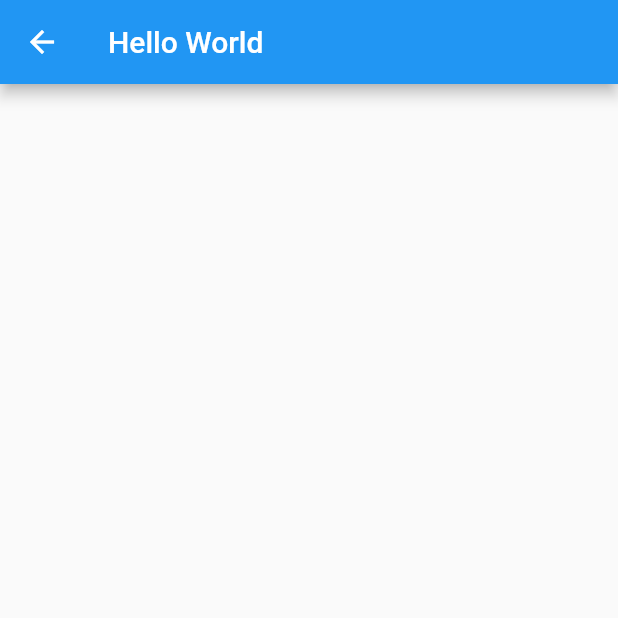
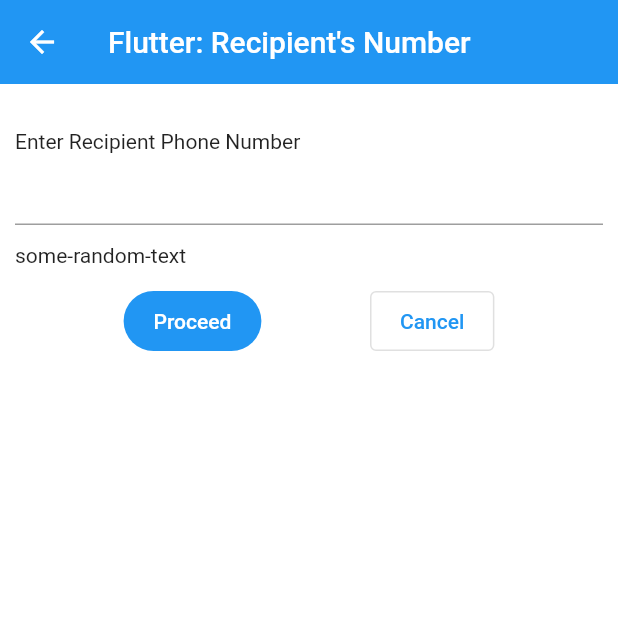
Before and after one commit to bikathi/stk-clone, a Flutter app: the SendMoneyEnterNumber screen opened by its route, on a phone screen of 412 x 824 dp, the top half of it. Run offline on Flutter 3.47's test engine with Material 2 defaults, Android fonts, the phone set to English and light mode, and no system bars.

Commit message:
Improve UI

```diff
--- a/lib/views/sub-views/send_money_details.dart
+++ b/lib/views/sub-views/send_money_details.dart
@@ -26,7 +26,52 @@ class _SendMoneyEnterNumberState extends State<SendMoneyEnterNumber> {
   Widget build(BuildContext context) {
     return Scaffold(
       appBar: AppBar(
-        title: const Text("Hello World"),
+        title: const Text("Flutter: Recipient's Number"),
+        elevation: 0.0,
+      ),
+      body: Container(
+        color: Colors.white,
+        padding: const EdgeInsets.fromLTRB(10.0, 30.0, 10.0, 0.0),
+        child: Column(crossAxisAlignment: CrossAxisAlignment.start, children: [
+          const Text("Enter Recipient Phone Number"),
+          const TextField(
+            keyboardType: TextInputType.number,
+          ),
+          const SizedBox(
+            height: 12.0,
+          ),
+          const Text("some-random-text"),
+          const SizedBox(
+            height: 12.0,
+          ),
+          Row(
+            mainAxisAlignment: MainAxisAlignment.spaceEvenly,
+            children: [
+              FilledButton(
+                onPressed: () {
+                  Navigator.of(context).pushNamedAndRemoveUntil(
+                      "/send-money-amount/", (route) => true);
+                },
+                style: const ButtonStyle(
+                    padding: MaterialStatePropertyAll(EdgeInsets.symmetric(
+                        vertical: 12.0, horizontal: 20.0))),
+                child: const Text("Proceed"),
+              ),
+              OutlinedButton(
+                onPressed: () {
+                  Navigator.of(context)
+                      .pushNamedAndRemoveUntil("/mpesa-menu/", (route) => true);
+                },
+                style: const ButtonStyle(
+                    foregroundColor: MaterialStatePropertyAll(Colors.blue),
+                    elevation: MaterialStatePropertyAll(0.0),
+                    padding: MaterialStatePropertyAll(EdgeInsets.symmetric(
+                        vertical: 12.0, horizontal: 20.0))),
+                child: const Text("Cancel"),
+              )
+            ],
+          )
+        ]),
       ),
     );
   }
@@ -42,6 +87,50 @@ class SendMoneyEnterAmount extends StatefulWidget {
 class _SendMoneyEnterAmountState extends State<SendMoneyEnterAmount> {
   @override
   Widget build(BuildContext context) {
-    return const Placeholder();
+    return Scaffold(
+      appBar: AppBar(
+        title: const Text("Flutter: Amount To Send"),
+        elevation: 0.0,
+      ),
+      body: Container(
+        color: Colors.white,
+        padding: const EdgeInsets.fromLTRB(10.0, 30.0, 10.0, 0.0),
+        child: Column(crossAxisAlignment: CrossAxisAlignment.start, children: [
+          const Text("Enter Amount To Send"),
+          const TextField(),
+          const SizedBox(
+            height: 12.0,
+          ),
+          const Text("some-random-text"),
+          const SizedBox(
+            height: 12.0,
+          ),
+          Row(
+            mainAxisAlignment: MainAxisAlignment.spaceEvenly,
+            children: [
+              FilledButton(
+                onPressed: () {},
+                style: const ButtonStyle(
+                    padding: MaterialStatePropertyAll(EdgeInsets.symmetric(
+                        vertical: 12.0, horizontal: 20.0))),
+                child: const Text("Proceed"),
+              ),
+              OutlinedButton(
+                onPressed: () {
+                  Navigator.of(context)
+                      .pushNamedAndRemoveUntil("/mpesa-menu/", (route) => true);
+                },
+                style: const ButtonStyle(
+                    foregroundColor: MaterialStatePropertyAll(Colors.blue),
+                    elevation: MaterialStatePropertyAll(0.0),
+                    padding: MaterialStatePropertyAll(EdgeInsets.symmetric(
+                        vertical: 12.0, horizontal: 20.0))),
+                child: const Text("Cancel"),
+              )
+            ],
+          )
+        ]),
+      ),
+    );
   }
 }
```
